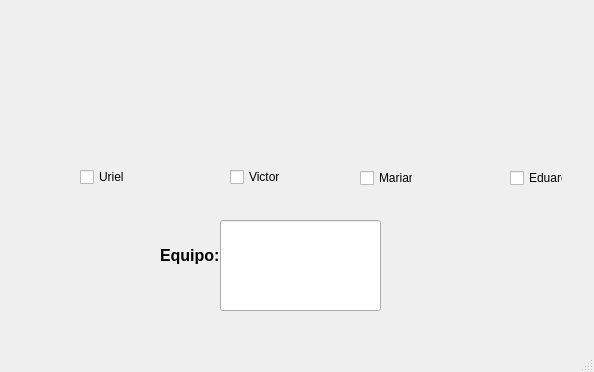
Qt form Unidad 2/P2_SeleccionEquipo.ui (Rezbel/PROGRAMACION-DE-INTERFACES-Y-PUERTOS) before a commit.
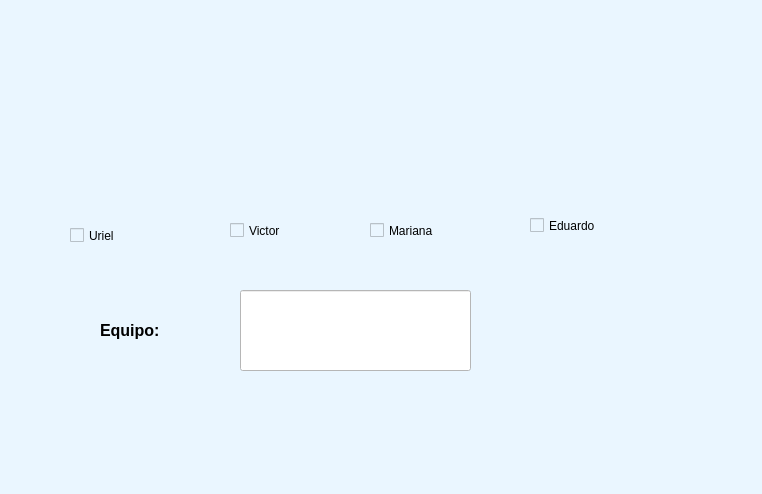
The same form after that commit. Icons and pictures are not drawn.

Patch:
```diff
--- a/Unidad 2/P2_SeleccionEquipo.ui
+++ b/Unidad 2/P2_SeleccionEquipo.ui
@@ -6,13 +6,16 @@
    <rect>
     <x>0</x>
     <y>0</y>
-    <width>594</width>
-    <height>372</height>
+    <width>762</width>
+    <height>494</height>
    </rect>
   </property>
   <property name="windowTitle">
    <string>MainWindow</string>
   </property>
+  <property name="styleSheet">
+   <string notr="true">background-color: rgb(234, 246, 255);</string>
+  </property>
   <widget class="QWidget" name="centralwidget">
    <widget class="QLabel" name="label">
     <property name="geometry">
@@ -36,10 +39,10 @@
    <widget class="QLabel" name="label_2">
     <property name="geometry">
      <rect>
-      <x>490</x>
+      <x>620</x>
       <y>10</y>
-      <width>91</width>
-      <height>51</height>
+      <width>121</width>
+      <height>91</height>
      </rect>
     </property>
     <property name="text">
@@ -55,10 +58,10 @@
    <widget class="QLabel" name="label_3">
     <property name="geometry">
      <rect>
-      <x>490</x>
-      <y>290</y>
-      <width>81</width>
-      <height>41</height>
+      <x>610</x>
+      <y>350</y>
+      <width>111</width>
+      <height>81</height>
      </rect>
     </property>
     <property name="text">
@@ -75,9 +78,9 @@
     <property name="geometry">
      <rect>
       <x>60</x>
-      <y>80</y>
-      <width>91</width>
-      <height>71</height>
+      <y>110</y>
+      <width>111</width>
+      <height>91</height>
      </rect>
     </property>
     <property name="text">
@@ -93,10 +96,10 @@
    <widget class="QLabel" name="label_5">
     <property name="geometry">
      <rect>
-      <x>160</x>
-      <y>240</y>
-      <width>61</width>
-      <height>31</height>
+      <x>100</x>
+      <y>310</y>
+      <width>121</width>
+      <height>41</height>
      </rect>
     </property>
     <property name="text">
@@ -106,10 +109,10 @@
    <widget class="QCheckBox" name="cb_uriel">
     <property name="geometry">
      <rect>
-      <x>80</x>
-      <y>170</y>
-      <width>53</width>
-      <height>14</height>
+      <x>70</x>
+      <y>210</y>
+      <width>91</width>
+      <height>51</height>
      </rect>
     </property>
     <property name="text">
@@ -120,9 +123,9 @@
     <property name="geometry">
      <rect>
       <x>230</x>
-      <y>170</y>
-      <width>53</width>
-      <height>14</height>
+      <y>210</y>
+      <width>91</width>
+      <height>41</height>
      </rect>
     </property>
     <property name="text">
@@ -132,8 +135,8 @@
    <widget class="QLabel" name="img_persona2">
     <property name="geometry">
      <rect>
-      <x>210</x>
-      <y>80</y>
+      <x>220</x>
+      <y>110</y>
       <width>91</width>
       <height>71</height>
      </rect>
@@ -151,8 +154,8 @@
    <widget class="QLabel" name="img_persona3">
     <property name="geometry">
      <rect>
-      <x>350</x>
-      <y>80</y>
+      <x>370</x>
+      <y>120</y>
       <width>91</width>
       <height>71</height>
      </rect>
@@ -170,8 +173,8 @@
    <widget class="QLabel" name="img_persona4">
     <property name="geometry">
      <rect>
-      <x>480</x>
-      <y>80</y>
+      <x>520</x>
+      <y>120</y>
       <width>91</width>
       <height>71</height>
      </rect>
@@ -189,10 +192,10 @@
    <widget class="QCheckBox" name="cb_mariana">
     <property name="geometry">
      <rect>
-      <x>360</x>
-      <y>170</y>
-      <width>53</width>
-      <height>16</height>
+      <x>370</x>
+      <y>210</y>
+      <width>101</width>
+      <height>41</height>
      </rect>
     </property>
     <property name="text">
@@ -202,10 +205,10 @@
    <widget class="QCheckBox" name="cb_eduardo">
     <property name="geometry">
      <rect>
-      <x>510</x>
-      <y>170</y>
-      <width>53</width>
-      <height>16</height>
+      <x>530</x>
+      <y>210</y>
+      <width>121</width>
+      <height>31</height>
      </rect>
     </property>
     <property name="text">
@@ -215,12 +218,15 @@
    <widget class="QLineEdit" name="text_equipo">
     <property name="geometry">
      <rect>
-      <x>220</x>
-      <y>220</y>
-      <width>161</width>
-      <height>91</height>
+      <x>240</x>
+      <y>290</y>
+      <width>231</width>
+      <height>81</height>
      </rect>
     </property>
+    <property name="styleSheet">
+     <string notr="true">background-color: rgb(255, 255, 255);</string>
+    </property>
    </widget>
   </widget>
   <widget class="QMenuBar" name="menubar">
```
Left out of the diff: 6 changed lines with no effect on the pictures.
